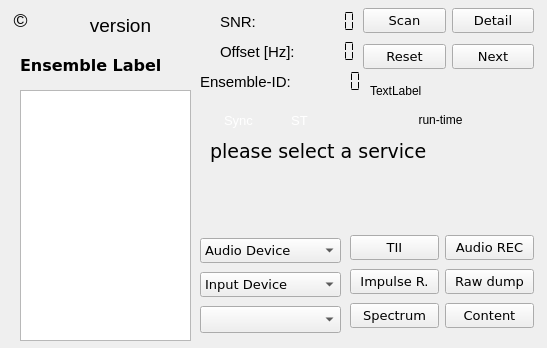
Old version of the form forms/dabradio.ui in the repository JvanKatwijk/qt-dab.
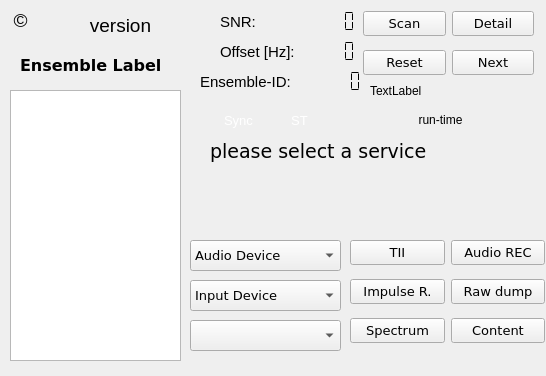
New version of the form.

```diff
--- a/forms/dabradio.ui
+++ b/forms/dabradio.ui
@@ -6,8 +6,8 @@
    <rect>
     <x>0</x>
     <y>0</y>
-    <width>547</width>
-    <height>348</height>
+    <width>546</width>
+    <height>376</height>
    </rect>
   </property>
   <property name="windowTitle">
@@ -16,10 +16,10 @@
   <widget class="QListView" name="ensembleDisplay">
    <property name="geometry">
     <rect>
-     <x>20</x>
+     <x>10</x>
      <y>90</y>
      <width>171</width>
-     <height>251</height>
+     <height>271</height>
     </rect>
    </property>
    <property name="font">
@@ -396,9 +396,9 @@
   <widget class="QLabel" name="dynamicLabel">
    <property name="geometry">
     <rect>
-     <x>210</x>
+     <x>190</x>
      <y>170</y>
-     <width>381</width>
+     <width>341</width>
      <height>61</height>
     </rect>
    </property>
@@ -476,8 +476,8 @@
     <rect>
      <x>350</x>
      <y>232</y>
-     <width>184</width>
-     <height>101</height>
+     <width>195</width>
+     <height>122</height>
     </rect>
    </property>
    <layout class="QGridLayout" name="gridLayout_2">
@@ -576,88 +576,13 @@
     </item>
    </layout>
   </widget>
-  <widget class="QWidget" name="layoutWidget">
-   <property name="geometry">
-    <rect>
-     <x>200</x>
-     <y>235</y>
-     <width>141</width>
-     <height>101</height>
-    </rect>
-   </property>
-   <layout class="QGridLayout" name="gridLayout_3">
-    <item row="1" column="0">
-     <widget class="QComboBox" name="streamoutSelector">
-      <property name="font">
-       <font>
-        <family>DejaVu Sans</family>
-        <pointsize>10</pointsize>
-       </font>
-      </property>
-      <property name="toolTip">
-       <string>&lt;html&gt;&lt;head/&gt;&lt;body&gt;&lt;p&gt;Select a device (channel) for the audio output. On program start up a default is chosen.&lt;/p&gt;&lt;/body&gt;&lt;/html&gt;</string>
-      </property>
-      <item>
-       <property name="text">
-        <string>Audio Device</string>
-       </property>
-      </item>
-     </widget>
-    </item>
-    <item row="2" column="0">
-     <widget class="QComboBox" name="deviceSelector">
-      <property name="font">
-       <font>
-        <family>DejaVu Sans</family>
-        <pointsize>10</pointsize>
-       </font>
-      </property>
-      <property name="toolTip">
-       <string>&lt;html&gt;&lt;head/&gt;&lt;body&gt;&lt;p&gt;Select the input device. The devices shown are configured. &lt;/p&gt;&lt;/body&gt;&lt;/html&gt;</string>
-      </property>
-      <item>
-       <property name="text">
-        <string>Input Device</string>
-       </property>
-      </item>
-      <item>
-       <property name="text">
-        <string>file input (.raw)</string>
-       </property>
-      </item>
-      <item>
-       <property name="text">
-        <string>file input (.iq)</string>
-       </property>
-      </item>
-      <item>
-       <property name="text">
-        <string>file input (.sdr)</string>
-       </property>
-      </item>
-     </widget>
-    </item>
-    <item row="3" column="0">
-     <widget class="QComboBox" name="channelSelector">
-      <property name="font">
-       <font>
-        <pointsize>12</pointsize>
-       </font>
-      </property>
-      <property name="toolTip">
-       <string>&lt;html&gt;&lt;head/&gt;&lt;body&gt;&lt;p&gt;Select the DAB channel.&lt;/p&gt;&lt;p&gt;This depends on the band chosen.&lt;/p&gt;&lt;/body&gt;&lt;/html&gt;</string>
-      </property>
-     </widget>
-    </item>
-   </layout>
-  </widget>
   <widget class="QWidget" name="layoutWidget">
    <property name="geometry">
     <rect>
      <x>363</x>
      <y>3</y>
      <width>171</width>
-     <height>71</height>
+     <height>80</height>
     </rect>
    </property>
    <layout class="QGridLayout" name="gridLayout_4">
@@ -740,6 +665,100 @@
     <string>TextLabel</string>
    </property>
   </widget>
+  <widget class="QLabel" name="warningLabel">
+   <property name="geometry">
+    <rect>
+     <x>450</x>
+     <y>140</y>
+     <width>67</width>
+     <height>19</height>
+    </rect>
+   </property>
+   <property name="text">
+    <string/>
+   </property>
+  </widget>
+  <widget class="QComboBox" name="deviceSelector">
+   <property name="geometry">
+    <rect>
+     <x>190</x>
+     <y>280</y>
+     <width>151</width>
+     <height>31</height>
+    </rect>
+   </property>
+   <property name="font">
+    <font>
+     <family>DejaVu Sans</family>
+     <pointsize>10</pointsize>
+    </font>
+   </property>
+   <property name="toolTip">
+    <string>&lt;html&gt;&lt;head/&gt;&lt;body&gt;&lt;p&gt;Select the input device. The devices shown are configured. &lt;/p&gt;&lt;/body&gt;&lt;/html&gt;</string>
+   </property>
+   <item>
+    <property name="text">
+     <string>Input Device</string>
+    </property>
+   </item>
+   <item>
+    <property name="text">
+     <string>file input (.raw)</string>
+    </property>
+   </item>
+   <item>
+    <property name="text">
+     <string>file input (.iq)</string>
+    </property>
+   </item>
+   <item>
+    <property name="text">
+     <string>file input (.sdr)</string>
+    </property>
+   </item>
+  </widget>
+  <widget class="QComboBox" name="channelSelector">
+   <property name="geometry">
+    <rect>
+     <x>190</x>
+     <y>320</y>
+     <width>151</width>
+     <height>31</height>
+    </rect>
+   </property>
+   <property name="font">
+    <font>
+     <pointsize>12</pointsize>
+    </font>
+   </property>
+   <property name="toolTip">
+    <string>&lt;html&gt;&lt;head/&gt;&lt;body&gt;&lt;p&gt;Select the DAB channel.&lt;/p&gt;&lt;p&gt;This depends on the band chosen.&lt;/p&gt;&lt;/body&gt;&lt;/html&gt;</string>
+   </property>
+  </widget>
+  <widget class="QComboBox" name="streamoutSelector">
+   <property name="geometry">
+    <rect>
+     <x>190</x>
+     <y>240</y>
+     <width>151</width>
+     <height>31</height>
+    </rect>
+   </property>
+   <property name="font">
+    <font>
+     <family>DejaVu Sans</family>
+     <pointsize>10</pointsize>
+    </font>
+   </property>
+   <property name="toolTip">
+    <string>&lt;html&gt;&lt;head/&gt;&lt;body&gt;&lt;p&gt;Select a device (channel) for the audio output. On program start up a default is chosen.&lt;/p&gt;&lt;/body&gt;&lt;/html&gt;</string>
+   </property>
+   <item>
+    <property name="text">
+     <string>Audio Device</string>
+    </property>
+   </item>
+  </widget>
  </widget>
  <resources/>
  <connections/>
```
Left out of the diff: 29 changed lines with no effect on the pictures.
